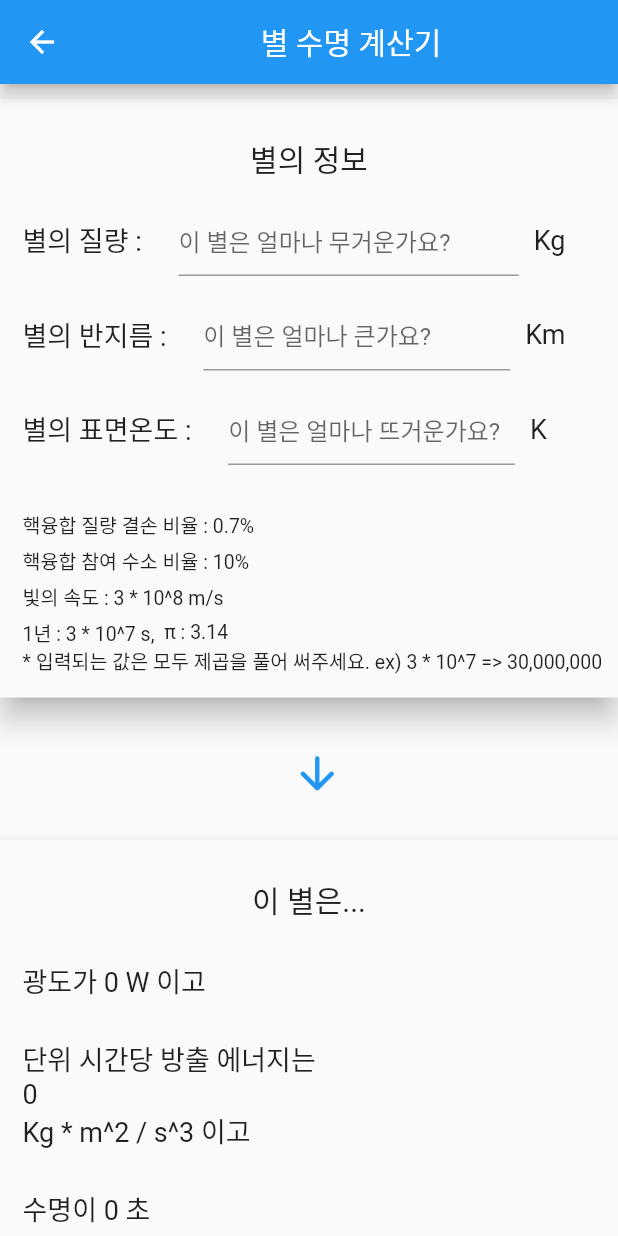
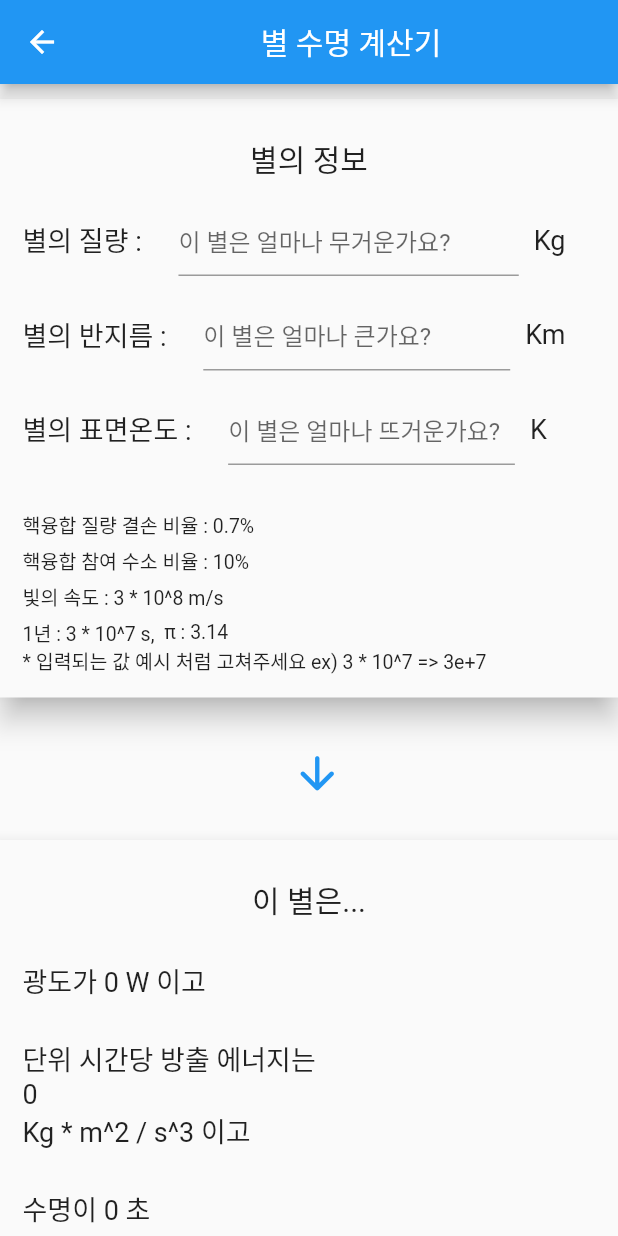
Before and after one commit to jun127/star_life_calculator_for_mobile, a Flutter app: the StarLife screen opened directly, on a phone screen of 412 x 824 dp. Run offline on Flutter 3.47's test engine with Material 2 defaults, Android fonts, the phone set to English and light mode, and no system bars.

Commit message:
스마트폰용 개선1

```diff
--- a/lib/main.dart
+++ b/lib/main.dart
@@ -131,7 +131,7 @@ class _StarLifeState extends State<StarLife> {
 
                       Container(height: 30),
                       Container(child: Column(children: [ Row(children: [Text('핵융합 질량 결손 비율 : 0.7%', style: TextStyle(fontSize: 13))],), Container(height: 5), Row(children: [Text('핵융합 참여 수소 비율 : 10%', style: TextStyle(fontSize: 13))],), Container(height: 5), Row(children: [Text('빛의 속도 : 3 * 10^8 m/s', style: TextStyle(fontSize: 13))],),Container(height: 5), Row(children: [Text('1년 : 3 * 10^7 s,  ', style: TextStyle(fontSize: 13)), Text('π : 3.14', style: TextStyle(fontSize: 13))],)],)),
-                      Row(children: [Text('* 입력되는 값은 모두 제곱을 풀어 써주세요. ex) 3 * 10^7 => 30,000,000', style: TextStyle(fontSize: 13)),],),
+                      Row(children: [Text('* 입력되는 값 예시 처럼 고쳐주세요 ex) 3 * 10^7 => 3e+7', style: TextStyle(fontSize: 13)),],),
                     ]
                 )
             ),
```
